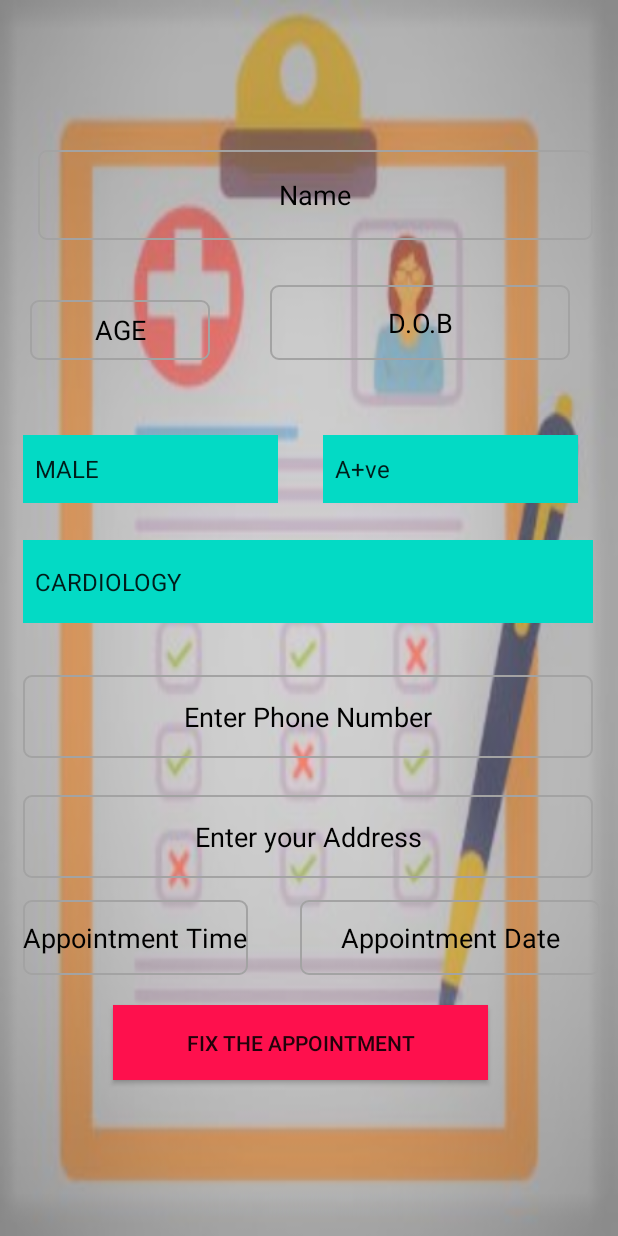
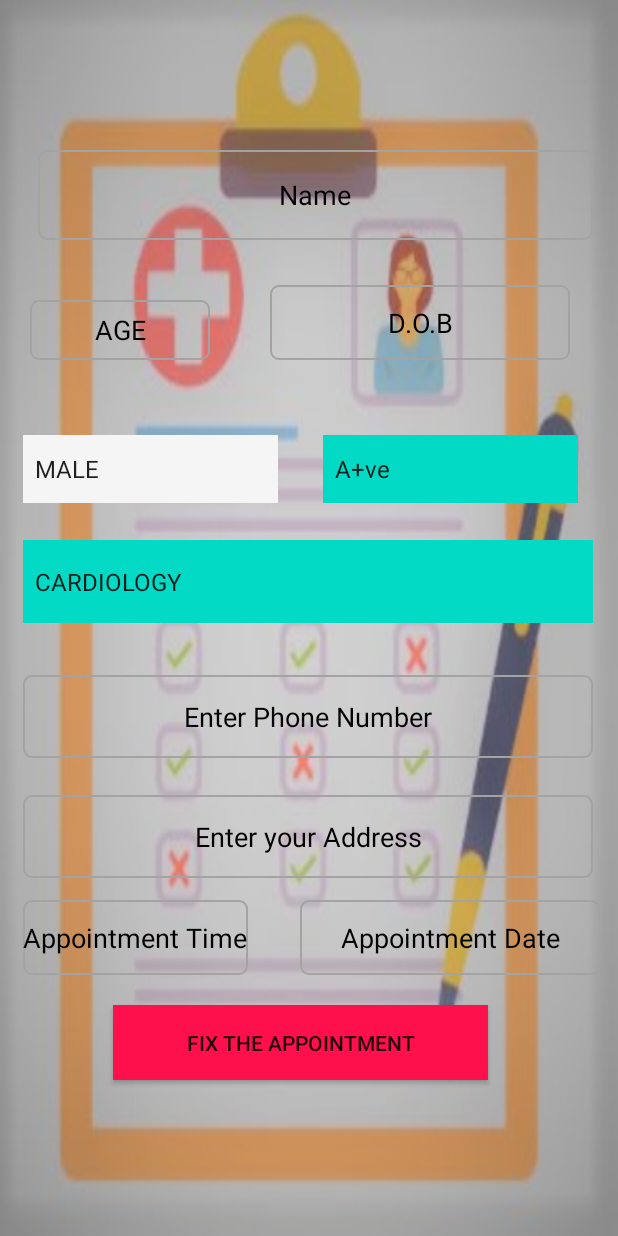
Before and after one commit to Santhoshkumar2603/DCS, an Android app: the AppointmentFixing screen opened directly, with no data from a screen before it, on a phone screen of 412 x 824 dp. Run offline under Robolectric (Android 15) with nearby library versions, the phone set to English and light mode, and no system bars; our stand-ins replace Firebase (no records; nobody signed in at launch, a user with empty details on screens opened directly).

Commit message:
Update activity_appointment_fixing.xml
appointment fixing spinner color

```diff
--- a/app/src/main/res/layout/activity_appointment_fixing.xml
+++ b/app/src/main/res/layout/activity_appointment_fixing.xml
@@ -54,7 +54,7 @@
                 android:layout_marginStart="15dp"
                 android:layout_marginTop="290dp"
                 android:entries="@array/Gender"
-                android:background="@color/colorAccent" />
+                android:background="#f5f5f5" />
 
             <Spinner
                 android:id="@+id/appointerbloodgrp"
```
